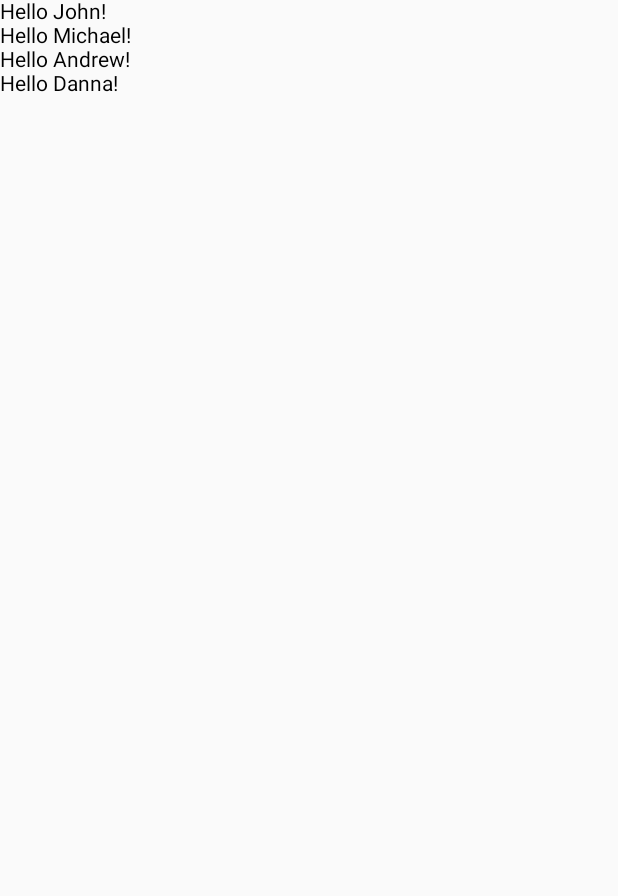
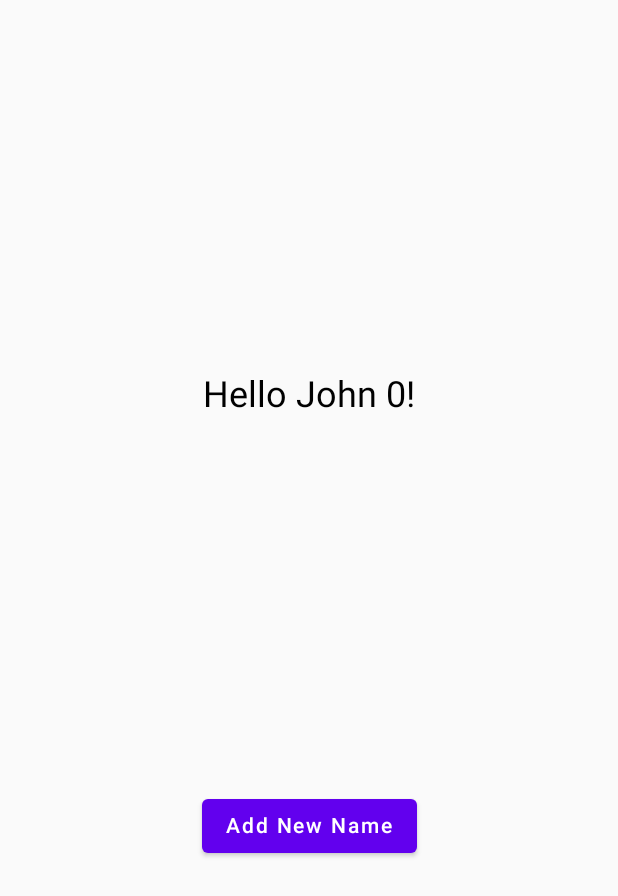
Before and after one commit to adrvschmidt/Compose-Study-1, an Android app built with Jetpack Compose: the screen it shows after launch (MainActivity), on a phone screen of 412 x 824 dp. Shown: the top 896 px of the screen. Run offline under Robolectric (Android 15) with nearby library versions, the phone set to English and light mode, and no system bars.

Commit message:
Added mutable state to dynamic list

```diff
--- a/app/src/main/java/br/com/schmidt/estudocompose1/MainActivity.kt
+++ b/app/src/main/java/br/com/schmidt/estudocompose1/MainActivity.kt
@@ -3,41 +3,67 @@ package br.com.schmidt.estudocompose1
 import android.os.Bundle
 import androidx.activity.ComponentActivity
 import androidx.activity.compose.setContent
+import androidx.compose.foundation.layout.Arrangement
 import androidx.compose.foundation.layout.Column
+import androidx.compose.foundation.layout.fillMaxSize
+import androidx.compose.material.Button
+import androidx.compose.material.MaterialTheme
 import androidx.compose.material.Text
 import androidx.compose.runtime.Composable
+import androidx.compose.runtime.mutableStateListOf
+import androidx.compose.runtime.remember
+import androidx.compose.runtime.snapshots.SnapshotStateList
+import androidx.compose.ui.Alignment
+import androidx.compose.ui.Modifier
 import androidx.compose.ui.tooling.preview.Preview
 import br.com.schmidt.estudocompose1.ui.theme.EstudoCompose1Theme
 
-val nameList = listOf("John", "Michael", "Andrew", "Danna")
+val nameList = arrayListOf("John", "Michael", "Andrew", "Danna")
 
 class MainActivity : ComponentActivity() {
     override fun onCreate(savedInstanceState: Bundle?) {
         super.onCreate(savedInstanceState)
         setContent {
-            MainScreen(names = nameList)
+            MainScreen()
         }
     }
 }
 
 @Composable
-fun MainScreen(names: List<String>) {
-    Column {
-        names.forEach { name ->
-            Greeting(name = name)
+fun MainScreen() {
+    val greetingListState = remember {
+        mutableStateListOf("John")
+    }
+
+    Column(modifier = Modifier.fillMaxSize(),
+    verticalArrangement = Arrangement.SpaceEvenly,
+    horizontalAlignment = Alignment.CenterHorizontally) {
+        GreetingList(greetingListState) {
+            greetingListState.add("New Name")
         }
     }
 }
 
 @Composable
+fun GreetingList(greetingListState: SnapshotStateList<String>, buttonClick: () -> Unit) {
+    greetingListState.forEachIndexed { index, name ->
+        Greeting(name = "$name $index")
+    }
+    Button(onClick = buttonClick) {
+        Text(text = "Add New Name")
+    }
+}
+
+@Composable
 fun Greeting(name: String) {
-    Text(text = "Hello $name!")
+    Text(text = "Hello $name!",
+    style = MaterialTheme.typography.h5)
 }
 
 @Preview(showBackground = true)
 @Composable
 fun DefaultPreview() {
     EstudoCompose1Theme {
-        MainScreen(names = nameList)
+        MainScreen()
     }
 }
```
